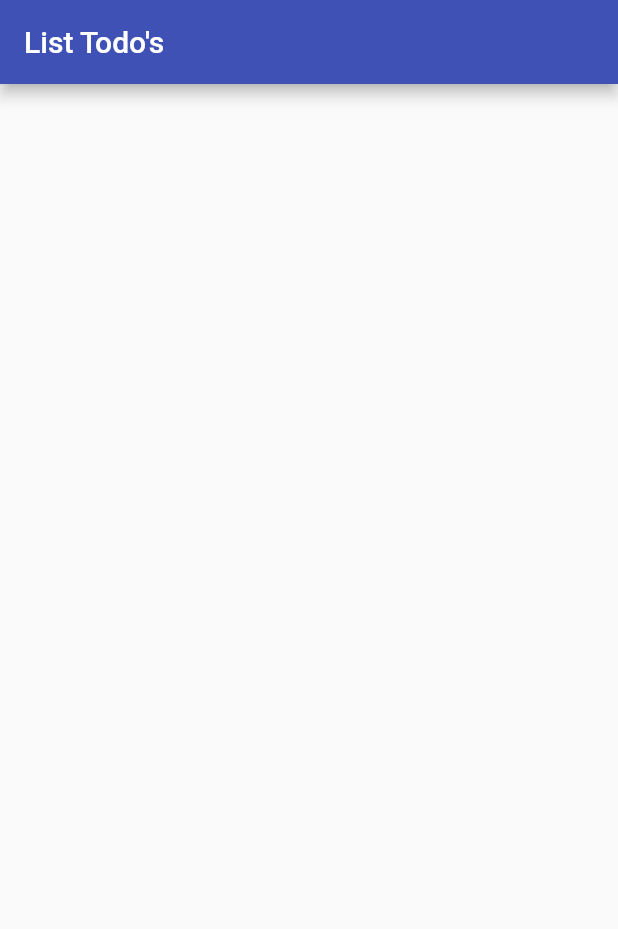
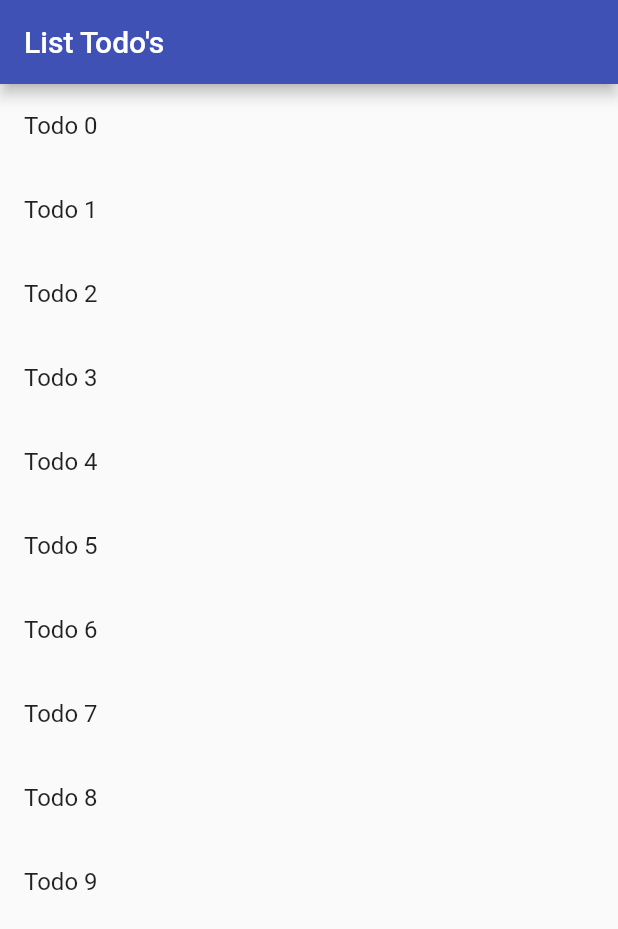
Before and after one commit to jrbytes/flutter_list_todo, a Flutter app: the screen it shows after launch, on a phone screen of 412 x 824 dp. Shown: the top 929 px of the screen. Run offline on Flutter 3.47's test engine with Material 2 defaults, Android fonts, the phone set to English and light mode, and no system bars; our stand-ins replace dio.

```diff
--- a/lib/main.dart
+++ b/lib/main.dart
@@ -1,5 +1,5 @@
 import 'package:flutter/material.dart';
-import 'package:list_todo/src/home_page.dart';
+import 'package:flutter_list_todo/src/home_page.dart';
 
 void main() {
   runApp(MyApp());
--- a/lib/src/home_page.dart
+++ b/lib/src/home_page.dart
@@ -7,6 +7,14 @@ class HomePage extends StatelessWidget {
       appBar: AppBar(
         title: const Text('List Todo\'s'),
       ),
+      body: ListView.builder(
+        itemCount: 10,
+        itemBuilder: (context, index) {
+          return ListTile(
+            title: Text('Todo $index'),
+          );
+        },
+      ),
     );
   }
 }
```
Also changed, not shown: lib/src/repositories/todo_repository.dart (added, +19 -0 lines), pubspec.yaml (+4 -71 lines), pubspec.lock, 1 other file.
